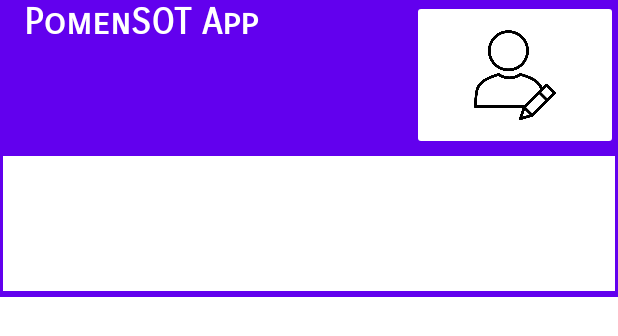
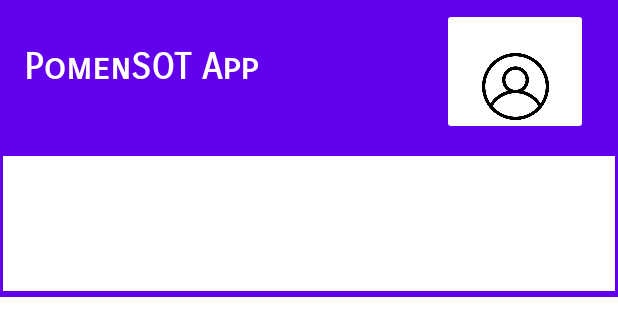
Before and after one commit to NabilWhiteHat/test, an Android app: the layout activity_main_v3.xml on its own in the app's theme, with its tools: preview values and no code run, on a phone screen of 412 x 824 dp. Shown: the top 336 px of the screen. Run offline under Robolectric (Android 15) with nearby library versions, the phone set to English and light mode, and no system bars.

Commit message:
Testing changes

```diff
--- a/app/src/main/res/layout/activity_main_v3.xml
+++ b/app/src/main/res/layout/activity_main_v3.xml
@@ -13,7 +13,8 @@
         android:orientation="vertical"
         android:background="@color/design_default_color_primary"
         app:layout_constraintEnd_toEndOf="parent"
-        app:layout_constraintStart_toStartOf="parent">
+        app:layout_constraintStart_toStartOf="parent"
+        tools:ignore="MissingConstraints">
 
         <androidx.appcompat.widget.LinearLayoutCompat
             android:layout_width="match_parent"
@@ -29,6 +30,7 @@
                 android:fontFamily="sans-serif-smallcaps"
                 android:lineSpacingExtra="8sp"
                 android:paddingHorizontal="@dimen/fab_margin"
+                android:paddingTop="30sp"
                 android:text="PomenSOT App"
                 android:textAppearance="@style/TextAppearance.AppCompat.Large"
                 android:textColor="@color/white"
@@ -38,11 +40,16 @@
             <ImageButton
                 android:layout_width="wrap_content"
                 android:layout_height="wrap_content"
+                android:layout_marginLeft="20sp"
+                android:layout_marginTop="5sp"
+                android:layout_marginRight="20sp"
+                android:layout_marginBottom="10sp"
                 android:layout_weight="4"
                 android:backgroundTint="@color/white"
+                android:paddingTop="30sp"
                 android:scaleType="centerInside"
-                android:src="@drawable/profile"
-                tools:src="@drawable/profile" />
+                android:src="@drawable/user"
+                tools:src="@drawable/user" />
         </androidx.appcompat.widget.LinearLayoutCompat>
 
         <Spinner
```
Also changed, not shown: app/src/main/res/drawable/user.png (added).
